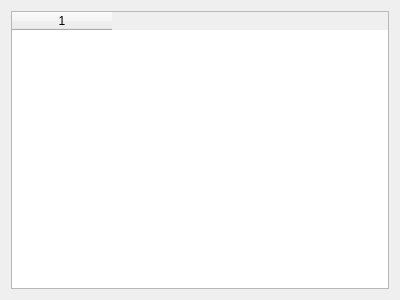
Old version of the form analizationform.ui in the repository szazdenes/DistanceCounter.
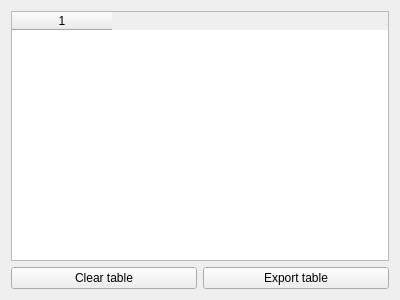
New version of the form.

Commit message: table clear and table export function added

```diff
--- a/analizationform.ui
+++ b/analizationform.ui
@@ -14,7 +14,21 @@
    <string>Form</string>
   </property>
   <layout class="QGridLayout" name="gridLayout_2">
-   <item row="1" column="0">
+   <item row="2" column="0">
+    <widget class="QPushButton" name="clearPushButton">
+     <property name="text">
+      <string>Clear table</string>
+     </property>
+    </widget>
+   </item>
+   <item row="2" column="1">
+    <widget class="QPushButton" name="exportPushButton">
+     <property name="text">
+      <string>Export table</string>
+     </property>
+    </widget>
+   </item>
+   <item row="1" column="0" colspan="2">
     <widget class="QTableWidget" name="tableWidget">
      <property name="columnCount">
       <number>1</number>
```
The commit also changes 2 other files.
